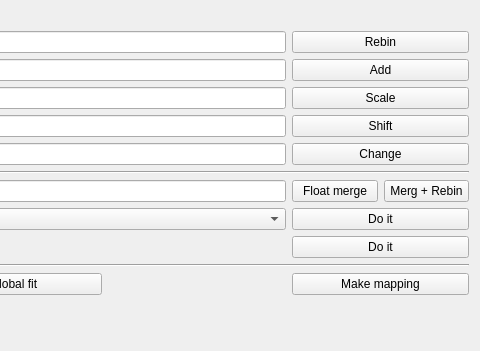
Before: the Qt Designer form ufit/gui/multiops.ui in McStasMcXtrace/ufit, drawn with Qt 5; both pictures show x 221 to 701 and y 0 to 351 of the 701 by 567 pixel window.
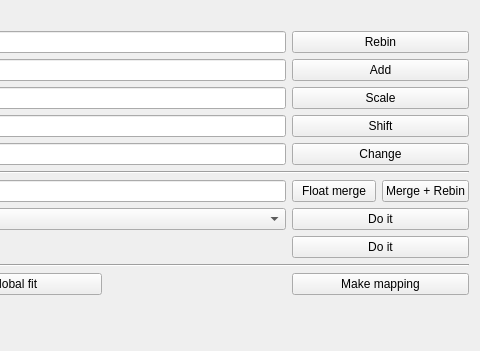
After: the same form once the commit is applied. Icons and pictures are not drawn.

```diff
--- a/ufit/gui/multiops.ui
+++ b/ufit/gui/multiops.ui
@@ -242,7 +242,7 @@
        <item>
         <widget class="QPushButton" name="mergeBtn">
          <property name="text">
-          <string>Merg + Rebin</string>
+          <string>Merge + Rebin</string>
          </property>
         </widget>
        </item>
```
Left out of the diff: 8 changed lines with no effect on the pictures.
